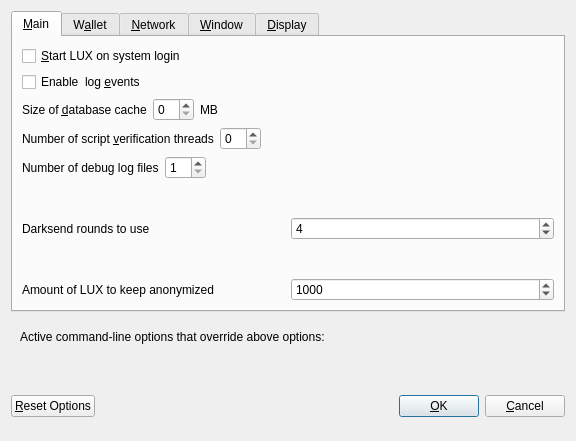
Qt form src/qt/forms/optionsdialog.ui (LUX-Core/lux) before a commit.
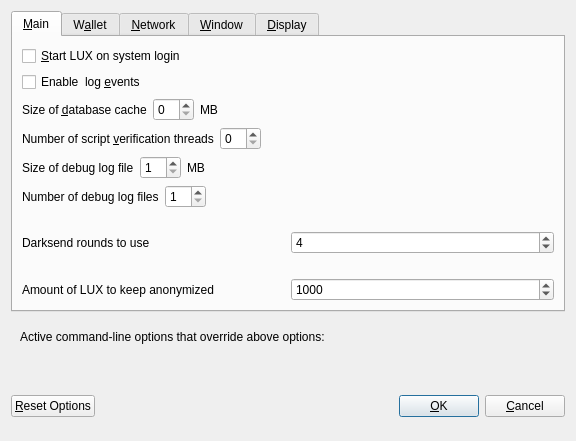
The same form after that commit. Custom widgets are drawn as their Qt base class.

Commit message: Improve log rotation feature. Debug log file size is also configurable both on options menu and .conf file

The edit to the form file:
```diff
--- a/src/qt/forms/optionsdialog.ui
+++ b/src/qt/forms/optionsdialog.ui
@@ -124,6 +124,44 @@
          </item>
         </layout>
        </item>
+       <item>
+        <layout class="QHBoxLayout" name="horizontalLayout_6_Main">
+         <item>
+          <widget class="QLabel" name="logFileSizeLabel">
+           <property name="text">
+            <string>Size of debug log file</string>
+           </property>
+          </widget>
+         </item>
+         <item>
+          <widget class="QSpinBox" name="logFileSize">
+           <property name="minimum">
+            <number>1</number>
+           </property>
+          </widget>
+         </item>
+         <item>
+          <widget class="QLabel" name="logFileSizeUnitLabel">
+           <property name="text">
+            <string>MB</string>
+           </property>
+          </widget>
+         </item>
+         <item>
+          <spacer name="horizontalSpacer_6_Main">
+           <property name="orientation">
+            <enum>Qt::Horizontal</enum>
+           </property>
+           <property name="sizeHint" stdset="0">
+            <size>
+             <width>40</width>
+             <height>20</height>
+            </size>
+           </property>
+          </spacer>
+         </item>
+        </layout>
+       </item>
        <item>
         <layout class="QHBoxLayout" name="horizontalLayout_5_Main">
          <item>
```
The commit also changes 6 other files.
